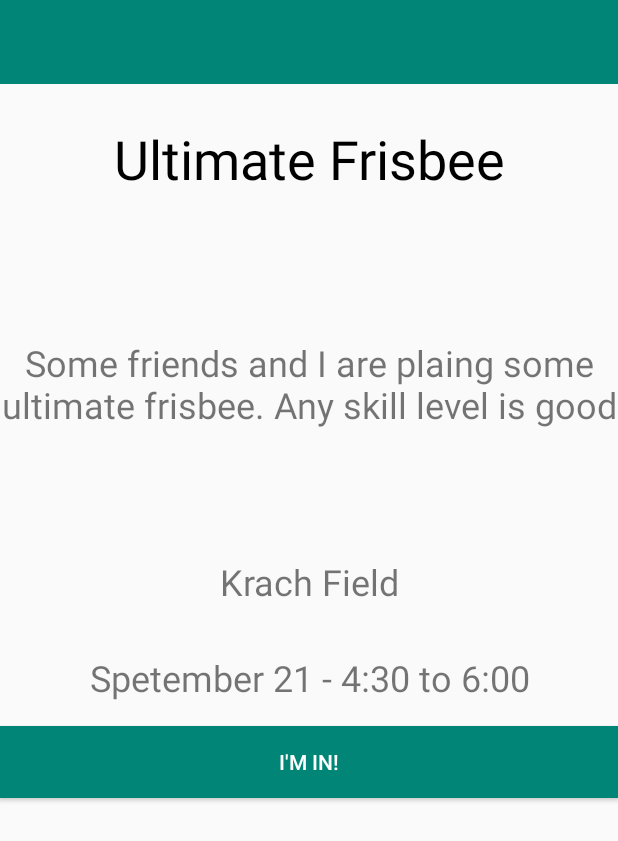
After one commit to JPaik649/Eventify, an Android app: the layout view_post.xml on its own in the app's theme, with its tools: preview values and no code run, on a phone screen of 412 x 824 dp. The commit adds this screen. Shown: the top 841 px of the screen. Run offline under Robolectric (Android 15) with nearby library versions, the phone set to English and light mode, and no system bars.

Commit message:
stuff and things

```diff
--- a/EventProject/app/src/main/java/com/example/eventproject/MainActivity.java
+++ b/EventProject/app/src/main/java/com/example/eventproject/MainActivity.java
@@ -51,4 +51,5 @@ public class MainActivity extends AppCompatActivity {
     }
 
 
+
 }
--- a/EventProject/app/src/main/java/com/example/eventproject/Post.java
+++ b/EventProject/app/src/main/java/com/example/eventproject/Post.java
@@ -6,6 +6,7 @@ public class Post {
 
     private String title;
     private String description;
+    private String location;
     private int month;
     private int day;
     private int year;
@@ -27,6 +28,11 @@ public class Post {
     //setter for description
     public void setDescription(String description) {
         this.description = description;
+    }
+
+    //setter for location
+    public void setLocation(String location) {
+        this.location = location;
     }
 
     //setter for month
@@ -79,6 +85,11 @@ public class Post {
         return description;
     }
 
+    //getter for location
+    public String getLocation() {
+        return location;
+    }
+
     //getter for month
     public int getMonth() {
         return month;
--- /dev/null
+++ b/EventProject/app/src/main/res/layout/view_post.xml
@@ -0,0 +1,53 @@
+<?xml version="1.0" encoding="utf-8"?>
+<LinearLayout xmlns:android="http://schemas.android.com/apk/res/android"
+    android:orientation="vertical" android:layout_width="match_parent"
+    android:layout_height="match_parent">
+
+    <androidx.appcompat.widget.Toolbar
+        android:id="@+id/postToolbar"
+        android:layout_width="match_parent"
+        android:layout_height="?attr/actionBarSize"
+        android:background="?attr/colorPrimary" />
+
+    <TextView
+        android:id="@+id/postTitle"
+        android:layout_width="match_parent"
+        android:layout_height="100dp"
+        android:gravity="center"
+        android:text="Ultimate Frisbee"
+        android:textColor="@android:color/black"
+        android:textSize="36sp" />
+
+    <TextView
+        android:id="@+id/postDescription"
+        android:layout_width="match_parent"
+        android:layout_height="200dp"
+        android:gravity="center"
+        android:text="Some friends and I are plaing some ultimate frisbee. Any skill level is good"
+        android:textSize="24sp" />
+
+    <TextView
+        android:id="@+id/postLocation"
+        android:layout_width="match_parent"
+        android:layout_height="64dp"
+        android:gravity="center"
+        android:text="Krach Field"
+        android:textSize="24sp" />
+
+    <TextView
+        android:id="@+id/postDateAndTime"
+        android:layout_width="match_parent"
+        android:layout_height="64dp"
+        android:gravity="center"
+        android:text="Spetember 21 - 4:30 to 6:00"
+        android:textSize="24sp" />
+
+    <Button
+        android:id="@+id/joinEventButton"
+        android:layout_width="match_parent"
+        android:layout_height="wrap_content"
+        android:background="@color/colorPrimary"
+        android:text="I'm in!"
+        android:textColor="@android:color/white" />
+
+</LinearLayout>
```
